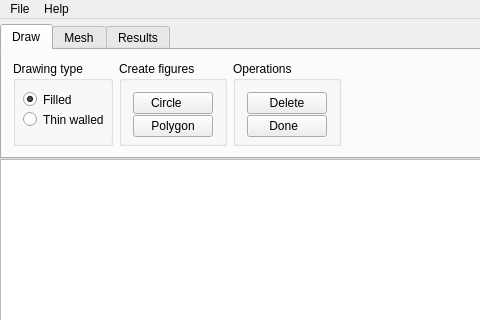
Frenor/CCCP, file UserInterface/mainwindow.ui: the form before one commit; both pictures show x 0 to 480 and y 0 to 320 of the 1038 by 753 pixel window.
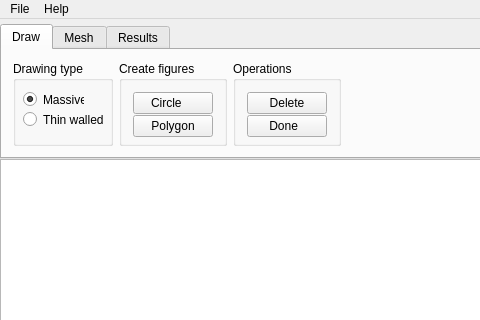
The form after the commit. Icons and pictures are not drawn. Custom widgets are drawn as their Qt base class.

Commit message: Changed "Filled" to "Massive", changes to the structure of polygon drawing to prepare for drawing of walls.

```diff
--- a/UserInterface/mainwindow.ui
+++ b/UserInterface/mainwindow.ui
@@ -128,7 +128,7 @@
               </rect>
              </property>
              <property name="text">
-              <string>Filled</string>
+              <string>Massive</string>
              </property>
              <property name="checked">
               <bool>true</bool>
```
Left out of the diff: 8 changed lines with no effect on the pictures. The commit also changes 35 other files.
